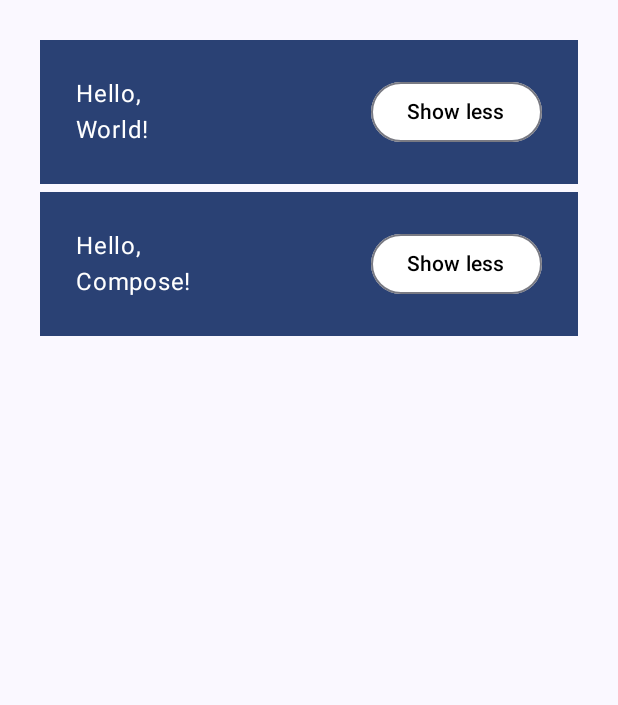
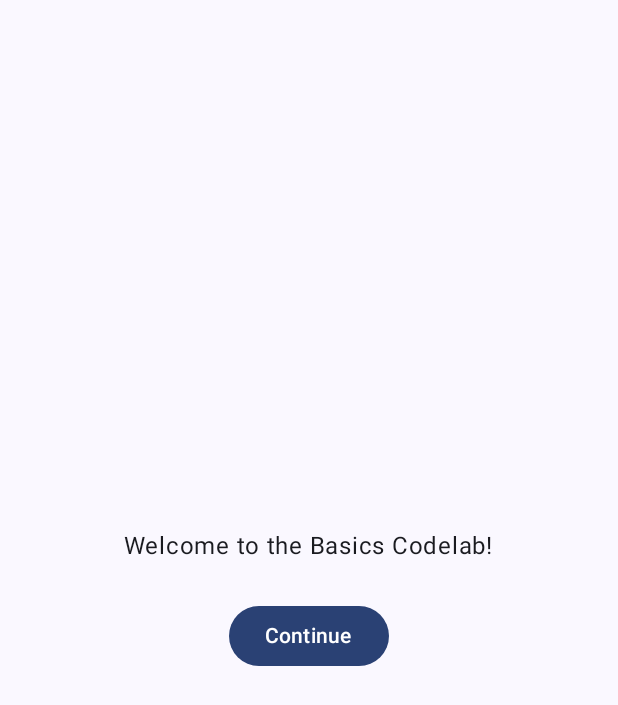
Before and after one commit to josh1n1/androidstudio, an Android app built with Jetpack Compose: the screen it shows after launch (MainActivity), on a phone screen of 412 x 824 dp. Shown: the top 705 px of the screen. Run offline under Robolectric (Android 15) with nearby library versions, the phone set to English and light mode, and no system bars.

Commit message:
add a non functional onBoardingScreen

```diff
--- a/BasicsCodeLab/app/src/main/java/com/example/basicscodelab/MainActivity.kt
+++ b/BasicsCodeLab/app/src/main/java/com/example/basicscodelab/MainActivity.kt
@@ -7,6 +7,7 @@ import androidx.activity.ComponentActivity
 import androidx.activity.compose.setContent
 import androidx.activity.enableEdgeToEdge
 import androidx.compose.foundation.background
+import androidx.compose.foundation.layout.Arrangement
 import androidx.compose.foundation.layout.Column
 import androidx.compose.foundation.layout.Row
 import androidx.compose.foundation.layout.fillMaxSize
@@ -20,9 +21,12 @@ import androidx.compose.material3.Surface
 import androidx.compose.material3.Scaffold
 import androidx.compose.material3.Text
 import androidx.compose.runtime.Composable
+import androidx.compose.runtime.getValue
 import androidx.compose.runtime.mutableStateMapOf
 import androidx.compose.runtime.mutableStateOf
 import androidx.compose.runtime.remember
+import androidx.compose.runtime.setValue
+import androidx.compose.ui.Alignment
 import androidx.compose.ui.Modifier
 import androidx.compose.ui.graphics.Color
 import androidx.compose.ui.tooling.preview.Preview
@@ -37,6 +41,7 @@ class MainActivity : ComponentActivity() {
         setContent {
             BasicsCodeLabTheme {
                 MyApp()
+                OnboardingScreen()
             }
         }
     }
@@ -56,10 +61,11 @@ fun MyApp(names: List<String> = listOf("World", "Compose")) {
 
     }
 }
+
 @Composable
 fun Greeting(name: String, modifier: Modifier = Modifier) {
-    val expanded = remember { mutableStateOf(false) }
-    val extraPadding = if (expanded.value) 48.dp else 0.dp
+    var expanded by remember { mutableStateOf(false) }
+    val extraPadding = if (expanded) 48.dp else 0.dp
     Surface(
         color = MaterialTheme.colorScheme.primary,
         modifier = Modifier.padding(2.5.dp)
@@ -78,13 +84,13 @@ fun Greeting(name: String, modifier: Modifier = Modifier) {
                 )
             }
             OutlinedButton(
-                onClick = {expanded.value = !expanded.value},
+                onClick = {expanded = !expanded},
                 colors = ButtonDefaults.outlinedButtonColors(
                     containerColor = Color.White,  // Set the button background to white
                     contentColor = Color.Black     // Set the text color to black
                 )
                 ) {
-                if (expanded.value) {
+                if (expanded) {
                     Text(
                         text = "Show more",
                     )
@@ -98,6 +104,40 @@ fun Greeting(name: String, modifier: Modifier = Modifier) {
     }
 }
 
+@Composable
+fun OnboardingScreen(modifier: Modifier = Modifier) {
+    var shouldShowOnboarding by remember { mutableStateOf(true) }
+
+    Surface {
+        Column(
+            modifier = modifier.fillMaxSize(),
+            verticalArrangement = Arrangement.Center,
+            horizontalAlignment = Alignment.CenterHorizontally
+        ) {
+            Text("Welcome to the Basics Codelab!")
+            Button(
+                modifier = Modifier.padding(vertical = 24.dp),
+                onClick = { shouldShowOnboarding = false }
+            ) {
+                Text("Continue")
+            }
+        }
+    }
+}
+
+@Preview(showBackground = true, widthDp = 320, heightDp = 320)
+@Composable
+fun OnboardingPreview() {
+    BasicsCodelabTheme {
+        OnboardingScreen()
+    }
+}
+
+@Composable
+fun BasicsCodelabTheme(content: @Composable () -> Unit) {
+    OnboardingScreen()
+}
+
 @Preview(showBackground = true)
 @Composable
 fun GreetingPreview() {
```
